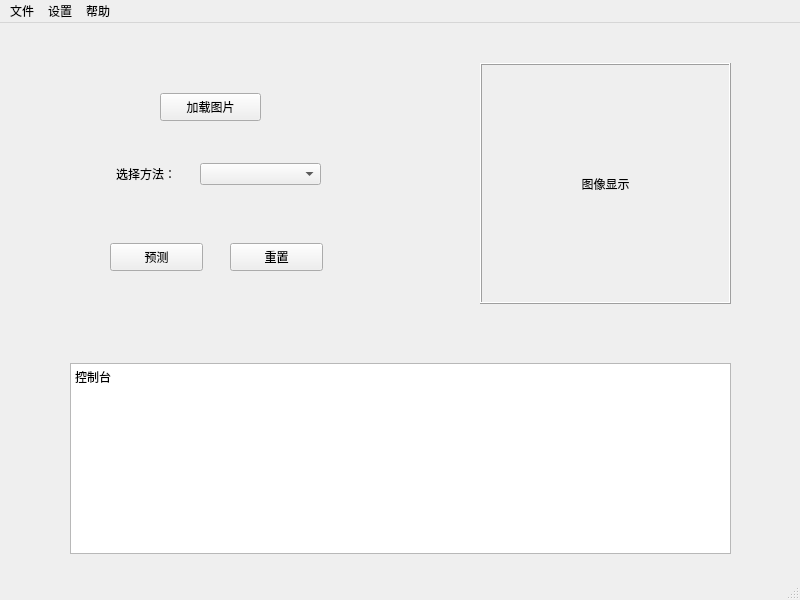
Qt form MachineLearning/TensorFlow/image-clssifier/GUI/tool/ui_MainWindow.ui (YangXiaoo/Lookoop) before a commit.
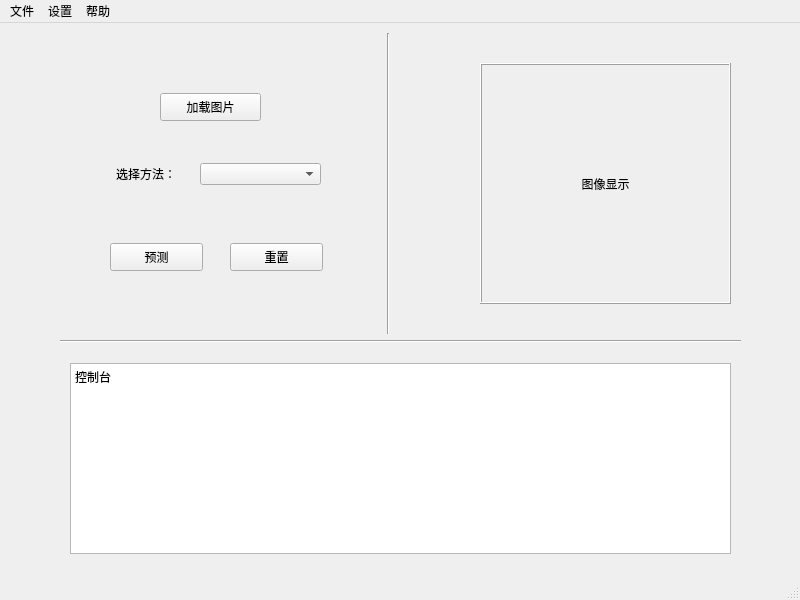
The same form after that commit.

```diff
--- a/MachineLearning/TensorFlow/image-clssifier/GUI/tool/ui_MainWindow.ui
+++ b/MachineLearning/TensorFlow/image-clssifier/GUI/tool/ui_MainWindow.ui
@@ -121,6 +121,32 @@
 &lt;p style=&quot; margin-top:0px; margin-bottom:0px; margin-left:0px; margin-right:0px; -qt-block-indent:0; text-indent:0px;&quot;&gt;控制台&lt;/p&gt;&lt;/body&gt;&lt;/html&gt;</string>
     </property>
    </widget>
+   <widget class="Line" name="line">
+    <property name="geometry">
+     <rect>
+      <x>60</x>
+      <y>310</y>
+      <width>681</width>
+      <height>16</height>
+     </rect>
+    </property>
+    <property name="orientation">
+     <enum>Qt::Horizontal</enum>
+    </property>
+   </widget>
+   <widget class="Line" name="line_2">
+    <property name="geometry">
+     <rect>
+      <x>380</x>
+      <y>10</y>
+      <width>16</width>
+      <height>301</height>
+     </rect>
+    </property>
+    <property name="orientation">
+     <enum>Qt::Vertical</enum>
+    </property>
+   </widget>
   </widget>
   <widget class="QMenuBar" name="menubar">
    <property name="geometry">
```
